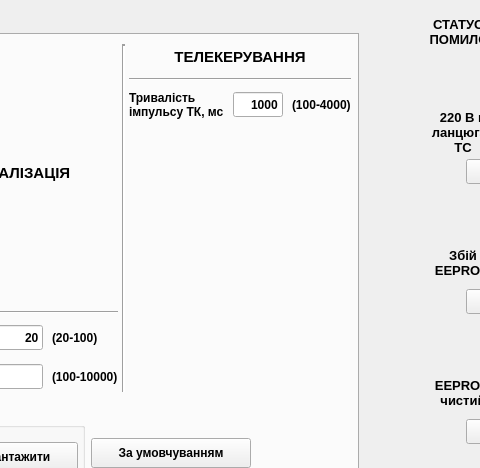
The window that mdio.ui (Goodjamp/Mdio) describes before a commit, drawn with Qt 5; both pictures show x 372 to 852 and y 0 to 468 of the 975 by 555 pixel window.
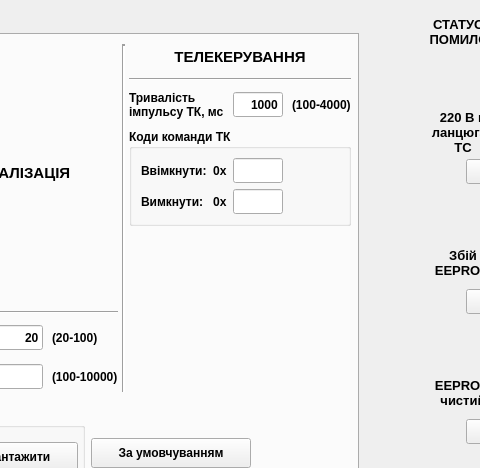
The same window after the commit. The open tabs and pages were chosen to show the change.

```diff
--- a/mdio.ui
+++ b/mdio.ui
@@ -747,6 +747,9 @@
               <property name="spacing">
                <number>9</number>
               </property>
+              <property name="bottomMargin">
+               <number>0</number>
+              </property>
               <item>
                <widget class="QLabel" name="label_3">
                 <property name="minimumSize">
@@ -854,7 +857,109 @@
                </layout>
               </item>
               <item>
-               <spacer name="verticalSpacer_4">
+               <widget class="QGroupBox" name="groupBox_3">
+                <property name="title">
+                 <string>Коди команди ТК</string>
+                </property>
+                <layout class="QVBoxLayout" name="verticalLayout_4">
+                 <property name="bottomMargin">
+                  <number>9</number>
+                 </property>
+                 <item>
+                  <layout class="QGridLayout" name="gridLayout">
+                   <property name="bottomMargin">
+                    <number>0</number>
+                   </property>
+                   <item row="0" column="1">
+                    <widget class="QLineEdit" name="leOnVal">
+                     <property name="minimumSize">
+                      <size>
+                       <width>50</width>
+                       <height>25</height>
+                      </size>
+                     </property>
+                     <property name="maximumSize">
+                      <size>
+                       <width>50</width>
+                       <height>25</height>
+                      </size>
+                     </property>
+                     <property name="font">
+                      <font>
+                       <pointsize>9</pointsize>
+                       <bold>true</bold>
+                      </font>
+                     </property>
+                    </widget>
+                   </item>
+                   <item row="1" column="1">
+                    <widget class="QLineEdit" name="leOffVal">
+                     <property name="minimumSize">
+                      <size>
+                       <width>50</width>
+                       <height>25</height>
+                      </size>
+                     </property>
+                     <property name="maximumSize">
+                      <size>
+                       <width>50</width>
+                       <height>25</height>
+                      </size>
+                     </property>
+                     <property name="font">
+                      <font>
+                       <pointsize>9</pointsize>
+                       <bold>true</bold>
+                      </font>
+                     </property>
+                    </widget>
+                   </item>
+                   <item row="0" column="0">
+                    <widget class="QLabel" name="label_7">
+                     <property name="font">
+                      <font>
+                       <pointsize>9</pointsize>
+                       <bold>true</bold>
+                      </font>
+                     </property>
+                     <property name="text">
+                      <string>Ввімкнути:  0x</string>
+                     </property>
+                    </widget>
+                   </item>
+                   <item row="1" column="0">
+                    <widget class="QLabel" name="label_8">
+                     <property name="font">
+                      <font>
+                       <pointsize>9</pointsize>
+                       <bold>true</bold>
+                      </font>
+                     </property>
+                     <property name="text">
+                      <string>Вимкнути:   0x</string>
+                     </property>
+                    </widget>
+                   </item>
+                   <item row="0" column="2">
+                    <spacer name="horizontalSpacer_7">
+                     <property name="orientation">
+                      <enum>Qt::Horizontal</enum>
+                     </property>
+                     <property name="sizeHint" stdset="0">
+                      <size>
+                       <width>40</width>
+                       <height>20</height>
+                      </size>
+                     </property>
+                    </spacer>
+                   </item>
+                  </layout>
+                 </item>
+                </layout>
+               </widget>
+              </item>
+              <item>
+               <spacer name="verticalSpacer_3">
                 <property name="orientation">
                  <enum>Qt::Vertical</enum>
                 </property>
```
Left out of the diff: 54 changed lines with no effect on the pictures.
